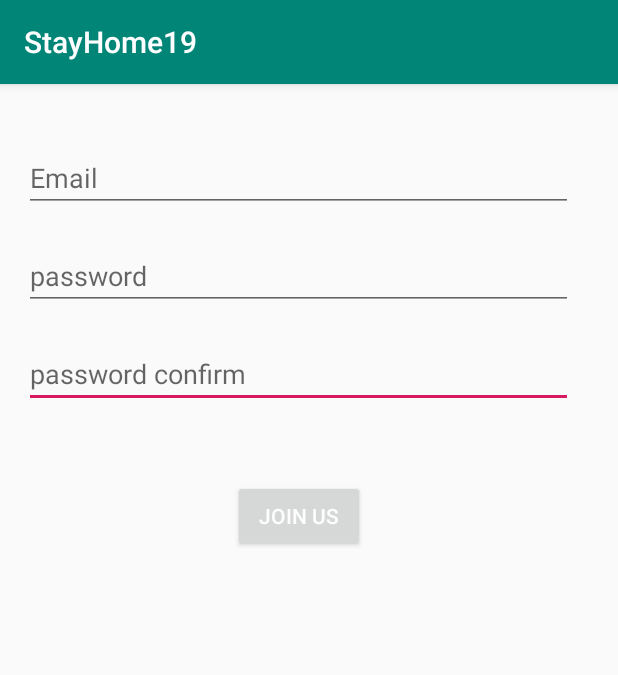
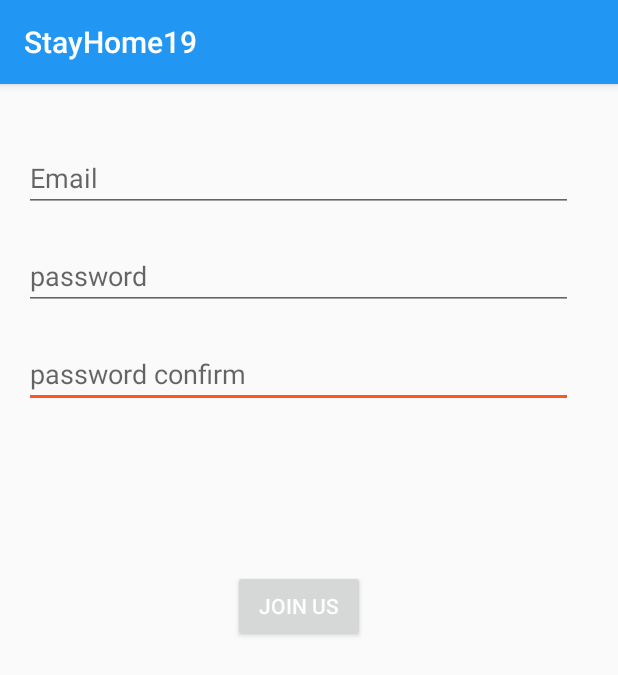
Before and after one commit to Iamouad/Covid19_app_prevention, an Android app: the screen it shows after launch (SignInActivity), after a tap on "SIGN-UP", on a phone screen of 412 x 824 dp. Shown: the top 675 px of the screen. Run offline under Robolectric (Android 15) with nearby library versions, the light colour scheme and no system bars; our stand-ins replace Firebase (no records; nobody signed in at launch, a user with empty details on screens opened directly).

Commit message:
launching form

```diff
--- a/app/build.gradle
+++ b/app/build.gradle
@@ -36,6 +36,8 @@ dependencies {
     implementation 'com.google.firebase:firebase-firestore:21.4.3'
     implementation 'androidx.multidex:multidex:2.0.1'
     implementation 'com.android.support:multidex:1.0.3'
+    implementation 'com.google.android.gms:play-services-maps:17.0.0'
+    implementation 'com.google.android.gms:play-services-location:17.0.0'
 
 
 }
--- a/app/src/main/AndroidManifest.xml
+++ b/app/src/main/AndroidManifest.xml
@@ -1,8 +1,11 @@
 <?xml version="1.0" encoding="utf-8"?>
 <manifest xmlns:android="http://schemas.android.com/apk/res/android"
+    xmlns:tools="http://schemas.android.com/tools"
     package="com.project">
 
     <uses-permission android:name="android.permission.INTERNET" />
+    <uses-permission android:name="android.permission.ACCESS_FINE_LOCATION" />
+    <uses-permission android:name="android.permission.ACCESS_COARSE_LOCATION"/>
 
     <application
         android:allowBackup="true"
@@ -10,7 +13,8 @@
         android:label="@string/app_name"
         android:roundIcon="@mipmap/ic_launcher_round"
         android:supportsRtl="true"
-        android:theme="@style/AppTheme">
+        android:theme="@style/AppTheme"
+        tools:ignore="AllowBackup,GoogleAppIndexingWarning">
         <activity android:name=".Form_questionning"></activity>
         <activity android:name=".SignInActivity"></activity>
         <activity android:name=".LoginActivity">
--- a/app/src/main/java/com/project/LoginActivity.java
+++ b/app/src/main/java/com/project/LoginActivity.java
@@ -33,7 +33,7 @@
         setContentView(R.layout.activity_login);
         mAuth = FirebaseAuth.getInstance();
         FirebaseUser user = mAuth.getCurrentUser();
-        Util.updateUi(this, user);
+        //Util.updateUi(this, user);
         mail = findViewById(R.id.mail);
         password = findViewById(R.id.password);
         logIn = findViewById(R.id.login);
--- a/app/src/main/res/layout/activity_sign_in.xml
+++ b/app/src/main/res/layout/activity_sign_in.xml
@@ -24,21 +24,23 @@
         android:id="@+id/buttonJoin"
         android:layout_width="wrap_content"
         android:layout_height="wrap_content"
-        android:layout_marginTop="48dp"
+        android:layout_marginTop="30dp"
         android:text="@string/join"
         android:textColor="#FDFDFD"
+        app:layout_constraintEnd_toEndOf="@+id/progressBarSavingUser"
+        app:layout_constraintStart_toStartOf="@+id/progressBarSavingUser"
+        app:layout_constraintTop_toBottomOf="@+id/progressBarSavingUser" />
+
+    <ProgressBar
+        android:id="@+id/progressBarSavingUser"
+        style="?android:attr/progressBarStyle"
+        android:layout_width="wrap_content"
+        android:layout_height="wrap_content"
+        android:layout_marginTop="30dp"
+        android:visibility="invisible"
         app:layout_constraintEnd_toEndOf="@+id/passwordConfirm"
         app:layout_constraintStart_toStartOf="@+id/passwordConfirm"
         app:layout_constraintTop_toBottomOf="@+id/passwordConfirm" />
-
-    <ProgressBar
-            style="?android:attr/progressBarStyle"
-            android:visibility="invisible"
-            android:layout_width="wrap_content"
-            android:layout_height="wrap_content"
-            android:id="@+id/progressBarSavingUser"
-            app:layout_constraintEnd_toEndOf="@+id/buttonJoin" app:layout_constraintStart_toStartOf="@+id/buttonJoin"
-            app:layout_constraintTop_toBottomOf="@+id/buttonJoin" android:layout_marginTop="50dp"/>
 
     <EditText
         android:id="@+id/mail2"
--- a/app/src/main/res/values/styles.xml
+++ b/app/src/main/res/values/styles.xml
@@ -3,9 +3,9 @@
     <!-- Base application theme. -->
     <style name="AppTheme" parent="Theme.AppCompat.Light.DarkActionBar">
         <!-- Customize your theme here. -->
-        <item name="colorPrimary">@color/colorPrimary</item>
-        <item name="colorPrimaryDark">@color/colorPrimaryDark</item>
-        <item name="colorAccent">@color/colorAccent</item>
+        <item name="colorPrimary">#2196F3</item>
+        <item name="colorPrimaryDark">#00BCD4</item>
+        <item name="colorAccent">#FF5722</item>
     </style>
 
 </resources>
```
Also changed, not shown: app/src/main/java/com/project/models/User.java (+5 -7 lines).
